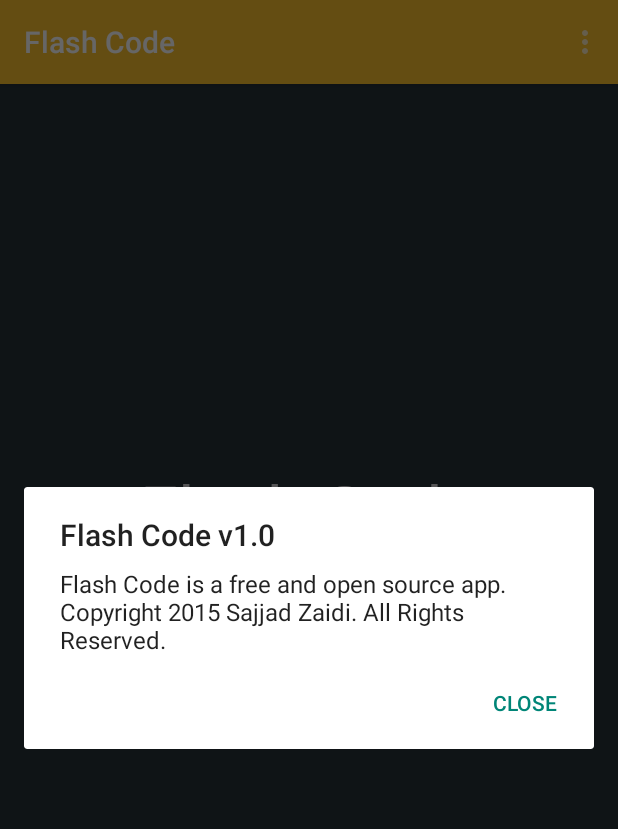
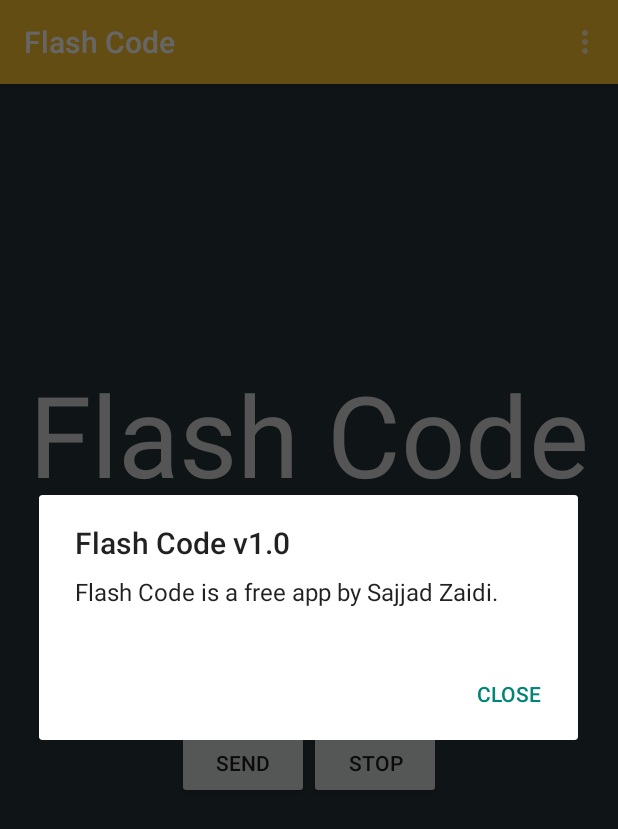
Before and after one commit to TheSZ11/FlashCode, an Android app: the screen it shows after launch (MainActivity), in the options menu, after a tap on "About", on a phone screen of 412 x 824 dp. Shown: the top 829 px of the screen. Run offline under Robolectric (Android 15) with nearby library versions, the phone set to English and light mode, and no system bars; libraries missing offline, so code that uses them is left out: com.software.shell.

Commit message:
SZ - Improved text readability, changed 'About' message, increased sizes.

```diff
--- a/app/src/main/java/com/szaidi/flashcode/MainActivity.java
+++ b/app/src/main/java/com/szaidi/flashcode/MainActivity.java
@@ -317,7 +317,7 @@ public class MainActivity extends ActionBarActivity {
         if (id == R.id.action_about) {
             new AlertDialog.Builder(this)
                     .setTitle("Flash Code v" + versionName)
-                    .setMessage("Flash Code is a free and open source app. Copyright 2015 Sajjad Zaidi. All Rights Reserved.")
+                    .setMessage("Flash Code is a free app by Sajjad Zaidi.")
                     .setPositiveButton(R.string.dialogClose, new DialogInterface.OnClickListener() {
                         public void onClick(DialogInterface dialog, int which) {
 
--- a/app/src/main/res/layout/activity_main.xml
+++ b/app/src/main/res/layout/activity_main.xml
@@ -19,17 +19,17 @@
         android:layout_marginBottom="30px"
         android:textColor="@color/fab_material_white"
         android:text="Flash Code"
-        android:textSize="45dp"
+        android:textSize="75dp"
         android:id="@+id/textView" />
-
 
     <EditText
         android:layout_width="wrap_content"
         android:layout_height="wrap_content"
         android:layout_centerHorizontal="true"
         android:layout_centerVertical="true"
+        android:layout_marginTop="30dp"
         android:hint="Please enter your message here"
-        android:textColorHint="@color/fab_material_white"
+        android:textColor="@android:color/white"
         android:id="@id/editText" />
 
     <LinearLayout
@@ -37,6 +37,7 @@
         android:layout_height="wrap_content"
         android:layout_centerInParent="true"
         android:layout_below="@id/editText"
+        android:layout_marginTop="30dp"
         android:id="@+id/linearLayout">
 
         <Button
--- a/build.gradle
+++ b/build.gradle
@@ -5,7 +5,7 @@ buildscript {
         jcenter()
     }
     dependencies {
-        classpath 'com.android.tools.build:gradle:1.3.0'
+        classpath 'com.android.tools.build:gradle:2.1.0'
 
         // NOTE: Do not place your application dependencies here; they belong
         // in the individual module build.gradle files
```
Also changed, not shown: gradle/wrapper/gradle-wrapper.properties, 2 other files.
